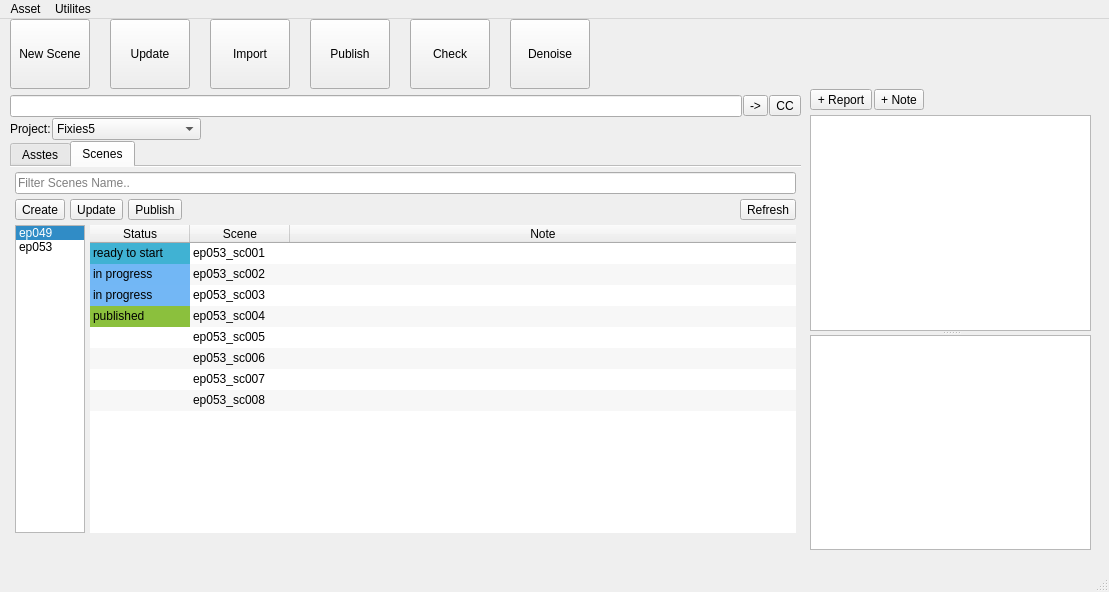
Old version of the form ui/jam.ui in the repository ginzburg-dev/JAM-asset-manager.
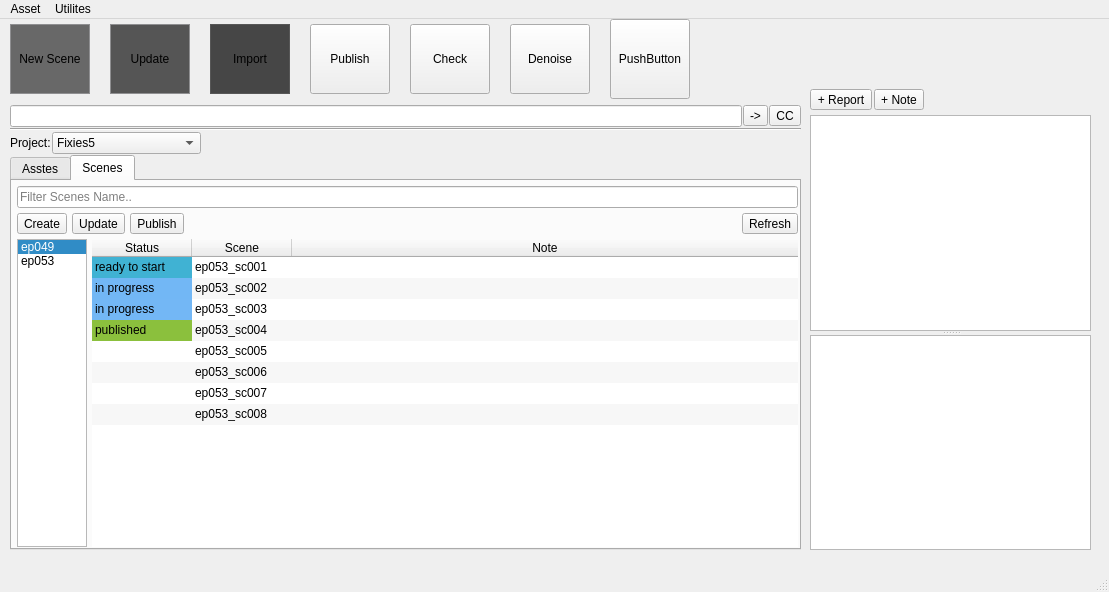
New version of the form. The open tabs and pages were chosen to show the change. Icons and pictures are not drawn.

```diff
--- a/ui/jam.ui
+++ b/ui/jam.ui
@@ -20,6 +20,9 @@
    <iconset>
     <normaloff>icons/check.png</normaloff>icons/check.png</iconset>
   </property>
+  <property name="styleSheet">
+   <string notr="true"/>
+  </property>
   <property name="iconSize">
    <size>
     <width>64</width>
@@ -54,7 +57,7 @@
       <height>531</height>
      </rect>
     </property>
-    <layout class="QVBoxLayout" name="verticalLayout_3" stretch="0,0,0,0">
+    <layout class="QVBoxLayout" name="verticalLayout_3" stretch="0,0,0,0,0">
      <property name="spacing">
       <number>1</number>
      </property>
@@ -104,6 +107,10 @@
          <property name="autoFillBackground">
           <bool>false</bool>
          </property>
+         <property name="styleSheet">
+          <string notr="true">border: 1px solid #8f8f91;
+background-color: #686868;</string>
+         </property>
          <property name="text">
           <string>New Scene</string>
          </property>
@@ -154,6 +161,11 @@
          <property name="autoFillBackground">
           <bool>false</bool>
          </property>
+         <property name="styleSheet">
+          <string notr="true">border: 1px solid #8f8f91;
+background-color : #555555;
+</string>
+         </property>
          <property name="text">
           <string>Update</string>
          </property>
@@ -201,6 +213,10 @@
          <property name="focusPolicy">
           <enum>Qt::NoFocus</enum>
          </property>
+         <property name="styleSheet">
+          <string notr="true">border: 1px solid #575757;
+background-color : #464646;</string>
+         </property>
          <property name="text">
           <string>Import</string>
          </property>
@@ -358,6 +374,34 @@
          <property name="toolButtonStyle">
           <enum>Qt::ToolButtonTextUnderIcon</enum>
          </property>
+         <property name="autoRaise">
+          <bool>false</bool>
+         </property>
+        </widget>
+       </item>
+       <item>
+        <widget class="QPushButton" name="pushButton">
+         <property name="sizePolicy">
+          <sizepolicy hsizetype="Fixed" vsizetype="Fixed">
+           <horstretch>0</horstretch>
+           <verstretch>0</verstretch>
+          </sizepolicy>
+         </property>
+         <property name="minimumSize">
+          <size>
+           <width>80</width>
+           <height>80</height>
+          </size>
+         </property>
+         <property name="maximumSize">
+          <size>
+           <width>80</width>
+           <height>80</height>
+          </size>
+         </property>
+         <property name="text">
+          <string>PushButton</string>
+         </property>
         </widget>
        </item>
        <item>
@@ -420,6 +464,13 @@
        </item>
       </layout>
      </item>
+     <item>
+      <widget class="Line" name="line">
+       <property name="orientation">
+        <enum>Qt::Horizontal</enum>
+       </property>
+      </widget>
+     </item>
      <item>
       <layout class="QHBoxLayout" name="horizontalLayout">
        <property name="spacing">
@@ -477,6 +528,12 @@
      </item>
      <item>
       <widget class="QTabWidget" name="tabWidget">
+       <property name="autoFillBackground">
+        <bool>false</bool>
+       </property>
+       <property name="styleSheet">
+        <string notr="true"/>
+       </property>
        <property name="tabPosition">
         <enum>QTabWidget::North</enum>
        </property>
@@ -489,8 +546,11 @@
        <property name="elideMode">
         <enum>Qt::ElideRight</enum>
        </property>
+       <property name="usesScrollButtons">
+        <bool>false</bool>
+       </property>
        <property name="documentMode">
-        <bool>true</bool>
+        <bool>false</bool>
        </property>
        <property name="tabsClosable">
         <bool>false</bool>
@@ -1102,6 +1162,15 @@
                 <height>20</height>
                </size>
               </property>
+              <property name="autoRepeat">
+               <bool>false</bool>
+              </property>
+              <property name="autoExclusive">
+               <bool>false</bool>
+              </property>
+              <property name="popupMode">
+               <enum>QToolButton::DelayedPopup</enum>
+              </property>
               <property name="toolButtonStyle">
                <enum>Qt::ToolButtonTextBesideIcon</enum>
               </property>
```
Left out of the diff: 5 changed lines with no effect on the pictures.
